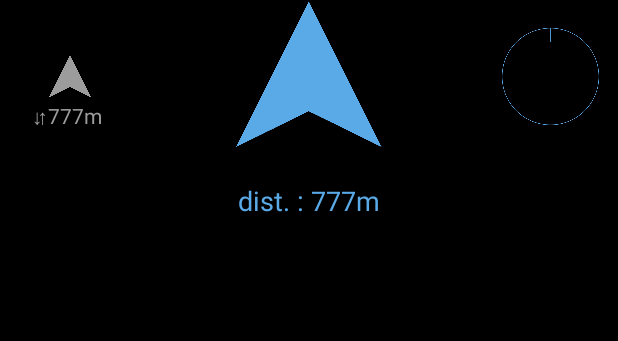
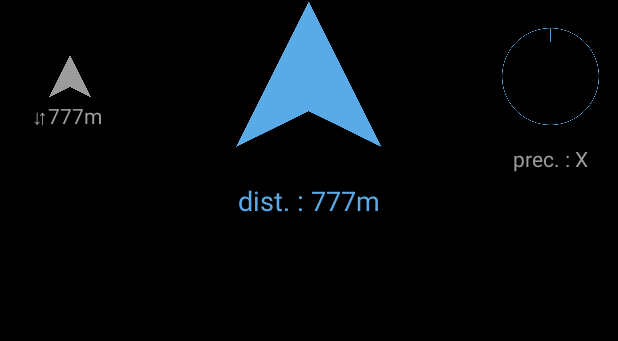
Before and after one commit to Reaster0/Mobile-Find, an Android app: the layout activity_main.xml on its own in the app's theme, with its tools: preview values and no code run, on a phone screen of 412 x 824 dp. Shown: the part 542-883 px from the top of the screen. Run offline under Robolectric (Android 15) with nearby library versions, the phone set to English and light mode, and no system bars.

Commit message:
precision text under compass

```diff
--- a/app/src/main/java/com/free/ra_project/MainActivity.kt
+++ b/app/src/main/java/com/free/ra_project/MainActivity.kt
@@ -130,7 +130,7 @@ class MainActivity : AppCompatActivity(), GyroInterface, CompassInterface, Locat
     }
 
     override fun alert(state : Int) {
-        mainScreenBinding.btnRegisterLocation.text = "precision: " + state.toString() + "/3"
+        mainScreenBinding.tvPrecision.text = "prec. : " + state.toString() + "/3"
     //if (calibrationDialog == null)
         //    calibrationDialog = SimpleDialog(this)
         //calibrationDialog?.run(state, "Calibrate the phone!")
--- a/app/src/main/res/layout/activity_main.xml
+++ b/app/src/main/res/layout/activity_main.xml
@@ -75,6 +75,18 @@
         app:layout_constraintStart_toStartOf="parent"
         app:layout_constraintTop_toBottomOf="@+id/ivDirectionArrow" />
 
+    <TextView
+        android:id="@+id/tvPrecision"
+        android:layout_width="wrap_content"
+        android:layout_height="wrap_content"
+        android:gravity="center"
+        android:text="prec. : X"
+        android:textColor="@color/grey2"
+        android:textSize="14sp"
+        app:layout_constraintEnd_toEndOf="@+id/ivCompass"
+        app:layout_constraintStart_toStartOf="@+id/ivCompass"
+        app:layout_constraintTop_toBottomOf="@+id/ivCompass" />
+
     <Button
         android:id="@+id/btnListLocations"
         android:layout_width="160dp"
```
